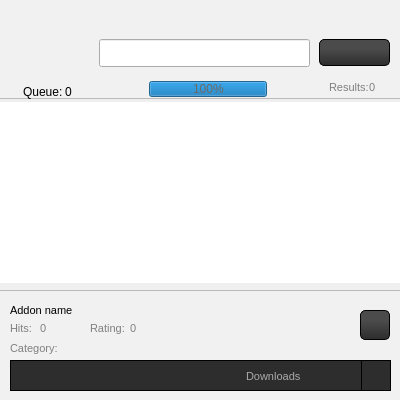
Qt form src/gui/form/addonswidget.ui (mynew1/Circle-Launcher) before a commit.
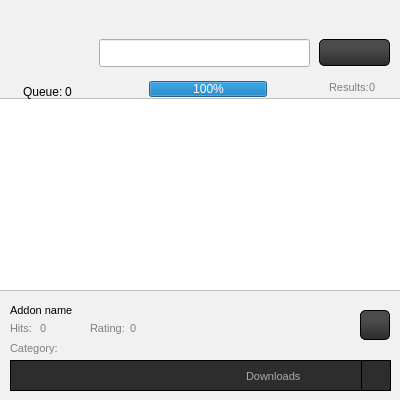
The same form after that commit. Icons and pictures are not drawn.

Commit message: Correct stylesheet for windows.

```diff
--- a/src/gui/form/addonswidget.ui
+++ b/src/gui/form/addonswidget.ui
@@ -14,9 +14,13 @@
    <string>Form</string>
   </property>
   <property name="styleSheet">
-   <string notr="true">font: 9pt &quot;Arial&quot;;
+   <string notr="true">QWidget {
+font: 8pt &quot;Arial&quot;;
+}
+
 QWidget#AddonsWidget{
 background-color: rgb(255, 255, 255);
+
 }</string>
   </property>
   <widget class="QFrame" name="topFrame">
@@ -31,6 +35,7 @@
    <property name="styleSheet">
     <string notr="true">QFrame#topFrame {
 	background-color: #f1f1f1;
+    border: solid;
 	border-width: 1px;
 	border-color: #c4c1bd;
 }</string>
@@ -137,11 +142,9 @@
     </property>
     <property name="styleSheet">
      <string notr="true">QProgressBar#progressBar{
-   color:  rgb(106, 106, 106);
-    border-radius: 5px;
+
 	text-align: center;
-	border-width: 1px;
-	border-color: #c4c1bd;
+	
 }
 </string>
     </property>
@@ -248,6 +251,7 @@
 
 QFrame#lowFrame {
 	background-color: #f1f1f1;
+	border: solid;
 	border-width: 1px;
 	border-color: #c4c1bd;
 }
```
